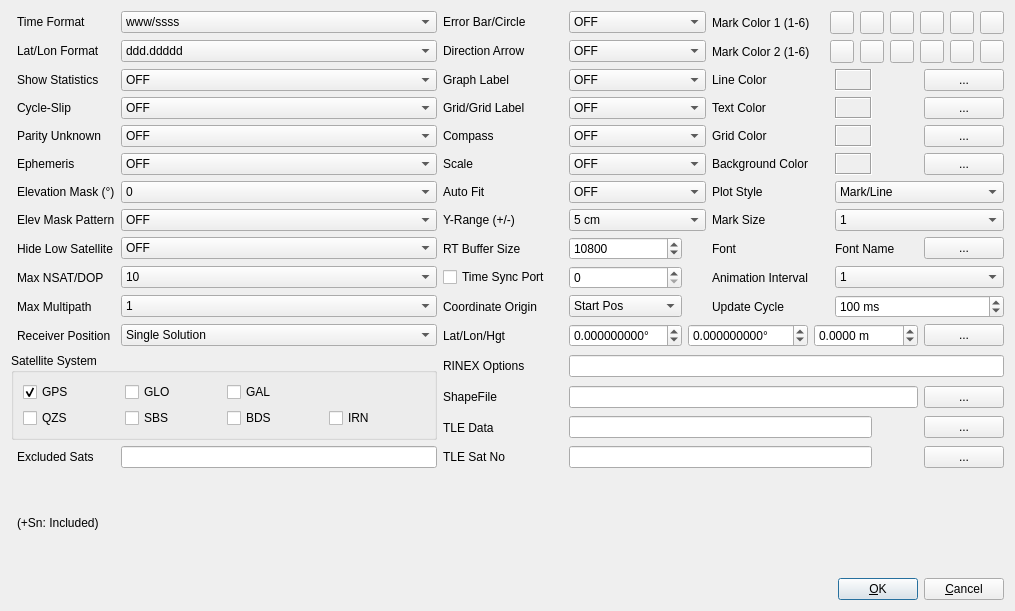
Before: the Qt Designer form app/qtapp/rtkplot_qt/plotopt.ui in lhuisman/myRTKLIB, drawn with Qt 5.
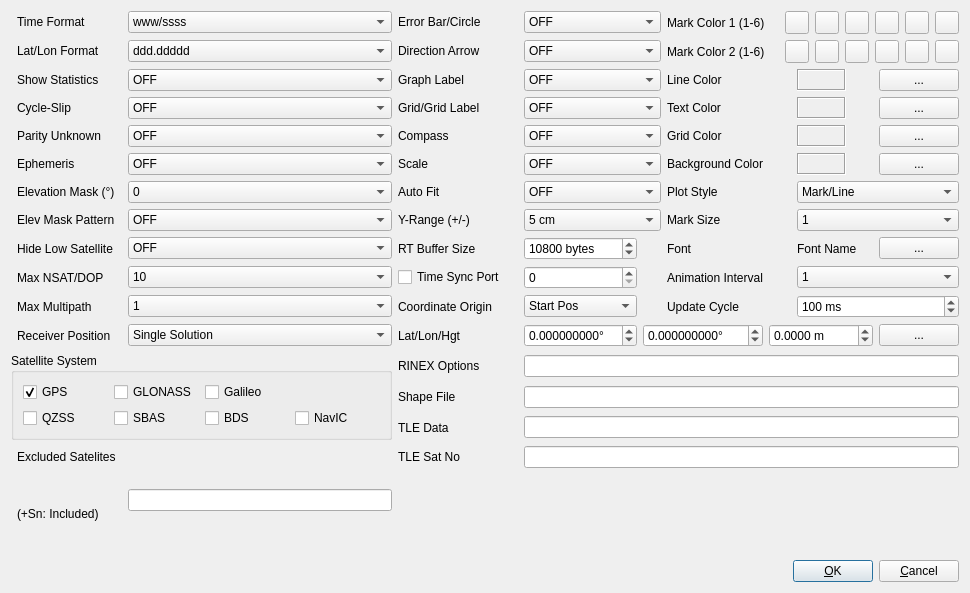
After: the same form once the commit is applied. Icons and pictures are not drawn.

What changed in the file:
```diff
--- a/app/qtapp/rtkplot_qt/plotopt.ui
+++ b/app/qtapp/rtkplot_qt/plotopt.ui
@@ -6,8 +6,8 @@
    <rect>
     <x>0</x>
     <y>0</y>
-    <width>1015</width>
-    <height>611</height>
+    <width>970</width>
+    <height>593</height>
    </rect>
   </property>
   <property name="windowTitle">
@@ -326,26 +326,6 @@
         </property>
        </widget>
       </item>
-      <item row="20" column="14">
-       <widget class="QPushButton" name="btnTLEView">
-        <property name="sizePolicy">
-         <sizepolicy hsizetype="Fixed" vsizetype="Fixed">
-          <horstretch>0</horstretch>
-          <verstretch>0</verstretch>
-         </sizepolicy>
-        </property>
-        <property name="toolTip">
-         <string/>
-        </property>
-        <property name="icon">
-         <iconset resource="rtkplot_qt.qrc">
-          <normaloff>:/buttons/doc</normaloff>:/buttons/doc</iconset>
-        </property>
-        <property name="flat">
-         <bool>true</bool>
-        </property>
-       </widget>
-      </item>
       <item row="4" column="1">
        <widget class="QLabel" name="Label17">
         <property name="toolTip">
@@ -356,16 +336,6 @@
         </property>
        </widget>
       </item>
-      <item row="21" column="15">
-       <widget class="QPushButton" name="btnTLESatelliteFile">
-        <property name="toolTip">
-         <string/>
-        </property>
-        <property name="text">
-         <string>...</string>
-        </property>
-       </widget>
-      </item>
       <item row="12" column="1">
        <widget class="QLabel" name="Label28">
         <property name="toolTip">
@@ -493,7 +463,7 @@
             <string/>
            </property>
            <property name="text">
-            <string>GLO</string>
+            <string>GLONASS</string>
            </property>
           </widget>
          </item>
@@ -503,7 +473,7 @@
             <string/>
            </property>
            <property name="text">
-            <string>GAL</string>
+            <string>Galileo</string>
            </property>
           </widget>
          </item>
@@ -513,7 +483,7 @@
             <string/>
            </property>
            <property name="text">
-            <string>QZS</string>
+            <string>QZSS</string>
            </property>
           </widget>
          </item>
@@ -523,7 +493,7 @@
             <string/>
            </property>
            <property name="text">
-            <string>SBS</string>
+            <string>SBAS</string>
            </property>
           </widget>
          </item>
@@ -540,7 +510,7 @@
          <item row="1" column="3">
           <widget class="QCheckBox" name="cBNavSys7">
            <property name="text">
-            <string>IRN</string>
+            <string>NavIC</string>
            </property>
           </widget>
          </item>
@@ -580,7 +550,7 @@
          <string/>
         </property>
         <property name="text">
-         <string>Excluded Sats</string>
+         <string>Excluded Satelites</string>
         </property>
        </widget>
       </item>
@@ -685,16 +655,6 @@
         </item>
        </widget>
       </item>
-      <item row="20" column="15">
-       <widget class="QPushButton" name="btnTLEFile">
-        <property name="toolTip">
-         <string/>
-        </property>
-        <property name="text">
-         <string>...</string>
-        </property>
-       </widget>
-      </item>
       <item row="3" column="15">
        <widget class="QPushButton" name="btnColor4">
         <property name="toolTip">
@@ -854,13 +814,6 @@
         </property>
        </widget>
       </item>
-      <item row="21" column="3">
-       <widget class="QLineEdit" name="lEExcludedSatellites">
-        <property name="toolTip">
-         <string/>
-        </property>
-       </widget>
-      </item>
       <item row="1" column="7" colspan="3">
        <widget class="QComboBox" name="cBShowError">
         <property name="toolTip">
@@ -961,26 +914,6 @@
         </property>
        </widget>
       </item>
-      <item row="21" column="14">
-       <widget class="QPushButton" name="btnTLESatelliteView">
-        <property name="sizePolicy">
-         <sizepolicy hsizetype="Fixed" vsizetype="Fixed">
-          <horstretch>0</horstretch>
-          <verstretch>0</verstretch>
-         </sizepolicy>
-        </property>
-        <property name="toolTip">
-         <string/>
-        </property>
-        <property name="icon">
-         <iconset resource="rtkplot_qt.qrc">
-          <normaloff>:/buttons/doc</normaloff>:/buttons/doc</iconset>
-        </property>
-        <property name="flat">
-         <bool>true</bool>
-        </property>
-       </widget>
-      </item>
       <item row="15" column="11" colspan="4">
        <widget class="QDoubleSpinBox" name="sBReferencePosition3">
         <property name="suffix">
@@ -1052,6 +985,12 @@
       </item>
       <item row="10" column="7">
        <widget class="QSpinBox" name="sBBufferSize">
+        <property name="toolTip">
+         <string>&lt;html&gt;&lt;head/&gt;&lt;body&gt;&lt;p&gt;Set the buffer size for real‐time solution plots in epochs. The older solutions over the buffer size are deleted for real‐time plots.&lt;/p&gt;&lt;/body&gt;&lt;/html&gt;</string>
+        </property>
+        <property name="suffix">
+         <string> bytes</string>
+        </property>
         <property name="maximum">
          <number>1000000</number>
         </property>
@@ -1432,13 +1371,7 @@
           <number>0</number>
          </property>
          <item row="0" column="1">
-          <widget class="QToolButton" name="lblMColor1">
-           <property name="sizePolicy">
-            <sizepolicy hsizetype="Fixed" vsizetype="Fixed">
-             <horstretch>0</horstretch>
-             <verstretch>0</verstretch>
-            </sizepolicy>
-           </property>
+          <widget class="QToolButton" name="tBMColor1">
            <property name="toolTip">
             <string/>
            </property>
@@ -1503,13 +1436,7 @@
           </widget>
          </item>
          <item row="1" column="1">
-          <widget class="QToolButton" name="lblMColor7">
-           <property name="sizePolicy">
-            <sizepolicy hsizetype="Fixed" vsizetype="Fixed">
-             <horstretch>0</horstretch>
-             <verstretch>0</verstretch>
-            </sizepolicy>
-           </property>
+          <widget class="QToolButton" name="tBMColor7">
            <property name="toolTip">
             <string/>
            </property>
@@ -1641,7 +1568,7 @@
          <string/>
         </property>
         <property name="text">
-         <string>ShapeFile</string>
+         <string>Shape File</string>
         </property>
        </widget>
       </item>
@@ -1671,36 +1598,36 @@
         </property>
        </widget>
       </item>
-      <item row="20" column="7" colspan="7">
+      <item row="18" column="7" colspan="9">
+       <widget class="QLineEdit" name="lERinexOptions">
+        <property name="toolTip">
+         <string>Set RINEX read options.</string>
+        </property>
+       </widget>
+      </item>
+      <item row="20" column="7" colspan="9">
        <widget class="QLineEdit" name="lETLEFile">
         <property name="toolTip">
          <string/>
         </property>
        </widget>
       </item>
-      <item row="21" column="7" colspan="7">
+      <item row="21" column="7" colspan="9">
        <widget class="QLineEdit" name="lETLESatelliteFile">
         <property name="toolTip">
          <string/>
         </property>
        </widget>
       </item>
-      <item row="19" column="15">
-       <widget class="QPushButton" name="btnShapeFile">
-        <property name="text">
-         <string>...</string>
-        </property>
-       </widget>
-      </item>
-      <item row="19" column="7" colspan="8">
+      <item row="19" column="7" colspan="9">
        <widget class="QLineEdit" name="lEShapeFile">
         <property name="toolTip">
          <string/>
         </property>
        </widget>
       </item>
-      <item row="18" column="7" colspan="9">
-       <widget class="QLineEdit" name="lERinexOptions">
+      <item row="21" column="3" rowspan="2">
+       <widget class="QLineEdit" name="lEExcludedSatellites">
         <property name="toolTip">
          <string/>
         </property>
```
Left out of the diff: 150 changed lines with no effect on the pictures.
